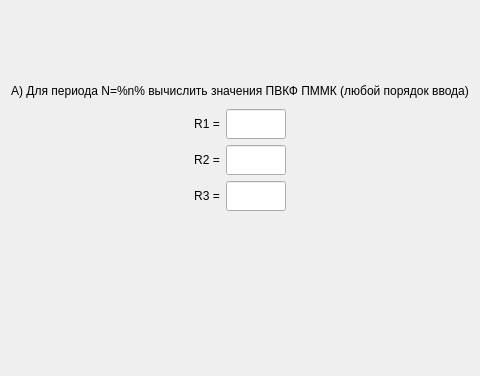
Above: task/screentask9a.ui from bukhmastov/kpsp before the change; both pictures show x 101 to 581 and y 81 to 457 of the 682 by 457 pixel window. Below: the same form after it.
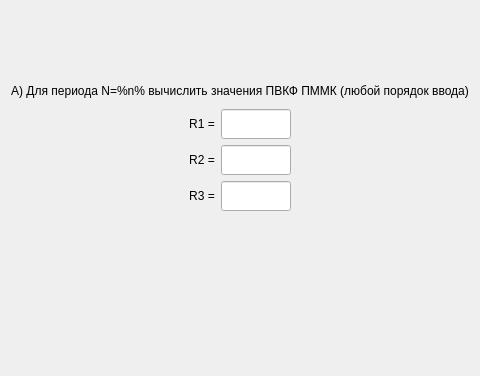
That is the form after the change.

Patch:
```diff
--- a/task/screentask9a.ui
+++ b/task/screentask9a.ui
@@ -114,13 +114,13 @@
          </property>
          <property name="minimumSize">
           <size>
-           <width>60</width>
+           <width>70</width>
            <height>30</height>
           </size>
          </property>
          <property name="maximumSize">
           <size>
-           <width>30</width>
+           <width>70</width>
            <height>30</height>
           </size>
          </property>
@@ -188,13 +188,13 @@
          </property>
          <property name="minimumSize">
           <size>
-           <width>60</width>
+           <width>70</width>
            <height>30</height>
           </size>
          </property>
          <property name="maximumSize">
           <size>
-           <width>30</width>
+           <width>70</width>
            <height>30</height>
           </size>
          </property>
@@ -262,13 +262,13 @@
          </property>
          <property name="minimumSize">
           <size>
-           <width>60</width>
+           <width>70</width>
            <height>30</height>
           </size>
          </property>
          <property name="maximumSize">
           <size>
-           <width>30</width>
+           <width>70</width>
            <height>30</height>
           </size>
          </property>
```
